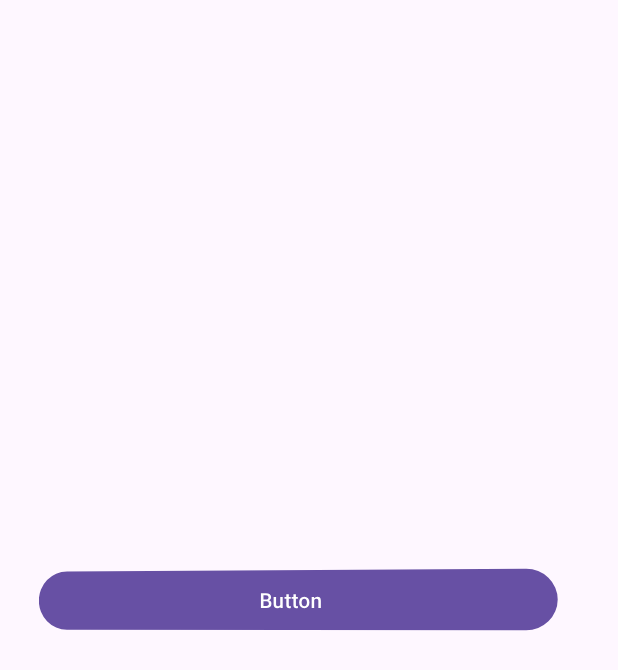
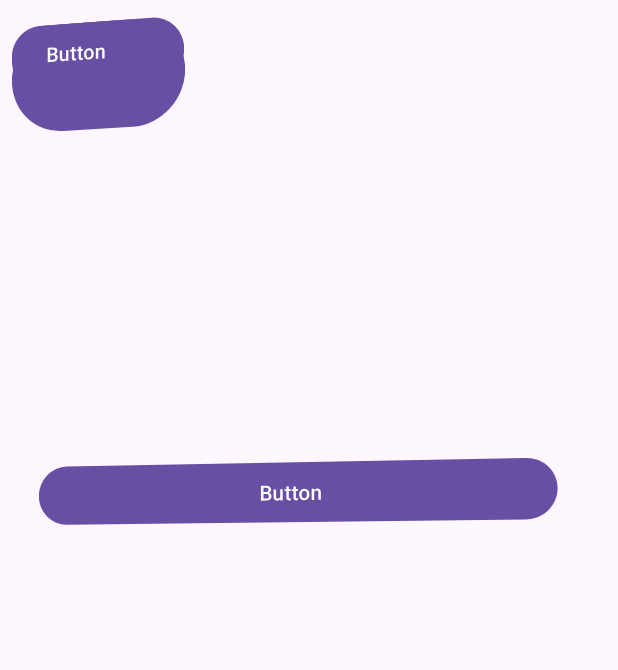
Before and after one commit to Samantha-Doria-blk5/Samantha-Doria-blk5-activity1, an Android app: the screen it shows after launch (MainActivity), on a phone screen of 412 x 824 dp. Shown: the top 670 px of the screen. Run offline under Robolectric (Android 15) with nearby library versions, the phone set to English and light mode, and no system bars.

Commit message:
fifth commit

```diff
--- a/app/src/main/res/layout/activity_main.xml
+++ b/app/src/main/res/layout/activity_main.xml
@@ -11,10 +11,53 @@
         android:id="@+id/button"
         android:layout_width="348dp"
         android:layout_height="0dp"
-        android:layout_marginTop="376dp"
+        android:layout_marginTop="304dp"
         android:text="Button"
         app:layout_constraintEnd_toEndOf="parent"
         app:layout_constraintHorizontal_bias="0.303"
         app:layout_constraintStart_toStartOf="parent"
         app:layout_constraintTop_toTopOf="parent" />
+
+    <HorizontalScrollView
+        android:layout_width="294dp"
+        android:layout_height="166dp"
+        tools:layout_editor_absoluteX="72dp"
+        tools:layout_editor_absoluteY="538dp">
+
+        <LinearLayout
+            android:layout_width="wrap_content"
+            android:layout_height="match_parent"
+            android:orientation="vertical" />
+    </HorizontalScrollView>
+
+    <androidx.viewpager2.widget.ViewPager2
+        android:layout_width="366dp"
+        android:layout_height="181dp"
+        tools:layout_editor_absoluteX="34dp"
+        tools:layout_editor_absoluteY="112dp" />
+
+    <Button
+        android:id="@+id/button3"
+        android:layout_width="122dp"
+        android:layout_height="81dp"
+        android:text="Button"
+        tools:layout_editor_absoluteX="34dp"
+        tools:layout_editor_absoluteY="399dp" />
+
+    <Button
+        android:id="@+id/button4"
+        android:layout_width="121dp"
+        android:layout_height="53dp"
+        android:text="Button"
+        tools:layout_editor_absoluteX="253dp"
+        tools:layout_editor_absoluteY="388dp" />
+
+    <Button
+        android:id="@+id/button5"
+        android:layout_width="wrap_content"
+        android:layout_height="wrap_content"
+        android:text="Button"
+        tools:layout_editor_absoluteX="147dp"
+        tools:layout_editor_absoluteY="490dp" />
+
 </androidx.constraintlayout.widget.ConstraintLayout>
```
